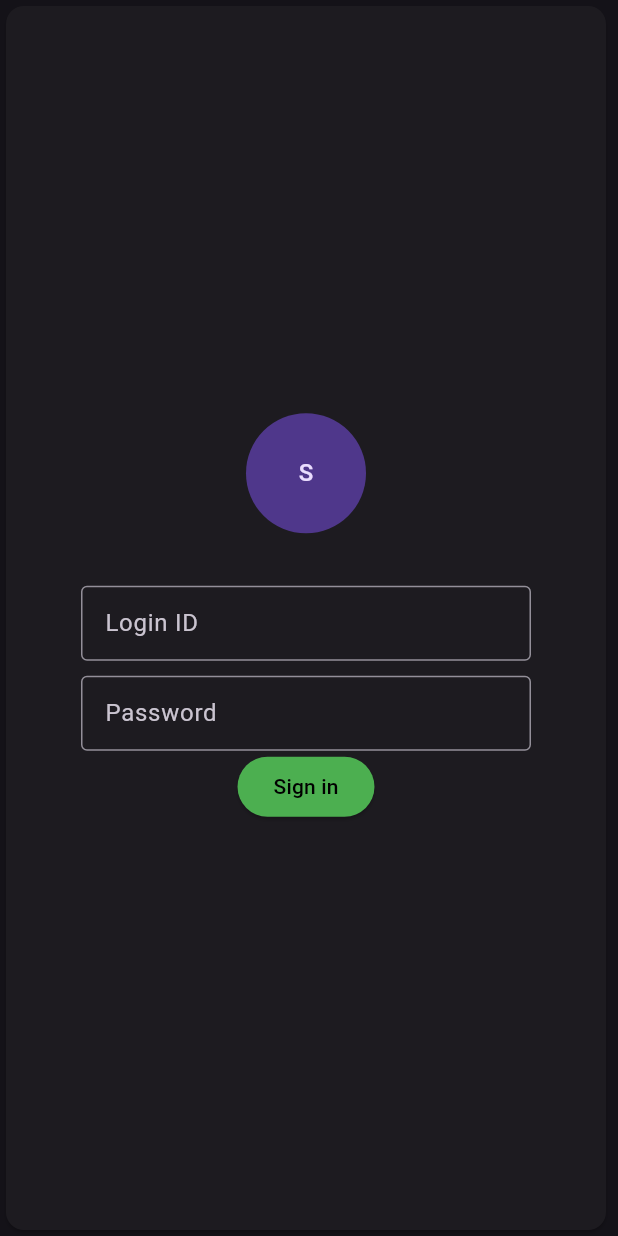
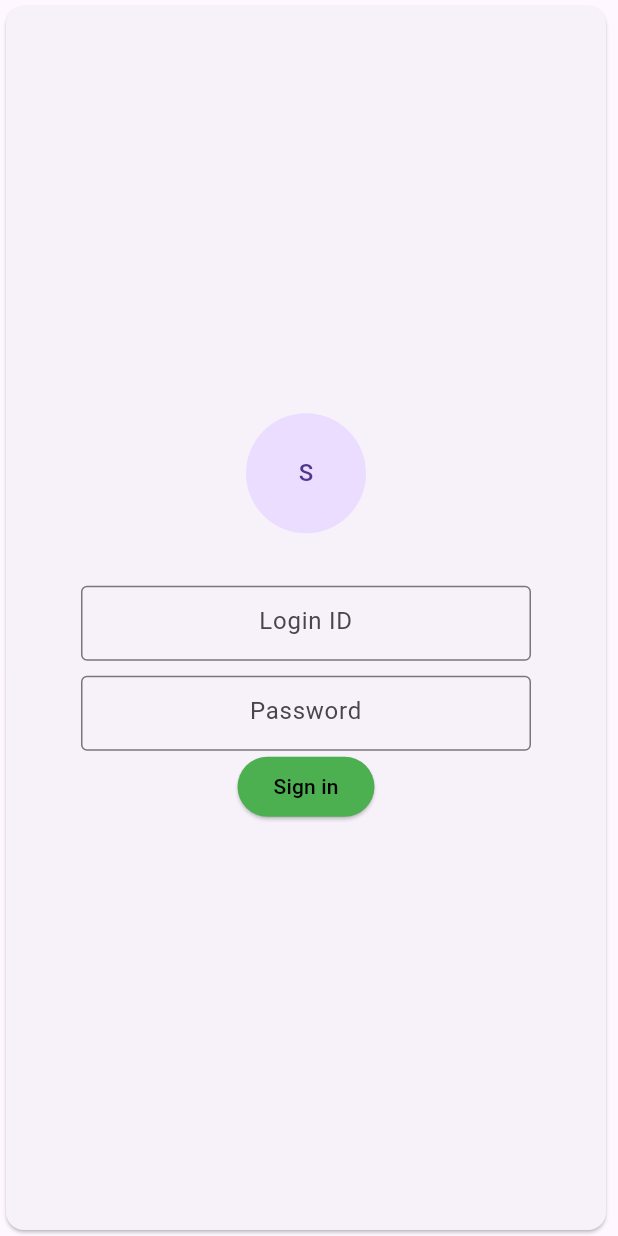
Before and after one commit to saum-1402/WannabeSpotify, a Flutter app: the screen it shows after launch, after a tap on "Sign in", on a phone screen of 412 x 824 dp. Run offline on Flutter 3.47's test engine with Material 3 defaults, Android fonts, the light colour scheme and no system bars; our stand-ins replace audio_video_progress_bar, firebase_auth, firebase_core, just_audio; accounts and stored records are empty; network calls fail.

Commit message:
login done

```diff
--- a/lib/main.dart
+++ b/lib/main.dart
@@ -1,8 +1,19 @@
 import 'package:flutter/material.dart';
 import 'package:spotify/pages/home.dart';
+import 'package:firebase_core/firebase_core.dart';
 import 'package:spotify/pages/login.dart';
 
-void main() {
+void main() async{
+  WidgetsFlutterBinding.ensureInitialized();
+  await Firebase.initializeApp(
+      options: const FirebaseOptions(
+        apiKey: 'AIzaSyCT4jZWDkC1mwffkTgmpiqPKqOEbvifSIs',
+        appId: '844a91d3d0d9ecf829c583',
+        messagingSenderId: '1:248227314106:android:844a91d3d0d9ecf829c583',
+        projectId: 'wannabespotify',
+        storageBucket: 'wannabespotify.appspot.com',
+      )
+  );
   runApp(const MyApp());
 }
 
@@ -16,7 +27,7 @@ class MyApp extends StatelessWidget {
       title: 'Flutter Demo',
       theme: ThemeData(
         primarySwatch: Colors.blue,
-        brightness: Brightness.dark
+        // brightness: Brightness.dark
       ),
       // home: const HomeScreen(),
       home: const LoginPage(),
--- a/lib/pages/login.dart
+++ b/lib/pages/login.dart
@@ -1,5 +1,7 @@
 import 'package:flutter/material.dart';
+import 'package:firebase_auth/firebase_auth.dart';
 import 'package:spotify/pages/home.dart';
+import 'package:spotify/pages/playscreen.dart';
 
 class LoginPage extends StatefulWidget {
   const LoginPage({Key? key}) : super(key: key);
@@ -8,11 +10,14 @@ class LoginPage extends StatefulWidget {
   State<LoginPage> createState() => _LoginPageState();
 }
 
-final TextEditingController logidController = TextEditingController();
-final TextEditingController passwordController = TextEditingController();
 
 
 class _LoginPageState extends State<LoginPage> {
+  final _auth = FirebaseAuth.instance;
+
+  final TextEditingController logidController = TextEditingController();
+  final TextEditingController passwordController = TextEditingController();
+
   @override
   Widget build(BuildContext context) {
     return Scaffold(
@@ -34,11 +39,13 @@ class _LoginPageState extends State<LoginPage> {
                 height: 50,
                 width: 300,
                 child: TextField(
+                  keyboardType: TextInputType.emailAddress,
+                  textAlign: TextAlign.center,
                   controller: logidController,
                   decoration: const InputDecoration(
                     border: OutlineInputBorder(),
-                    hintText: "Enter Login ID",
-                    labelText: "Login ID",
+                    hintText: "Login ID",
+                    alignLabelWithHint: false,
                   ),
                 ),
               ),
@@ -49,12 +56,15 @@ class _LoginPageState extends State<LoginPage> {
                 width: 300,
                 height: 50,
                 child: TextField(
+                  textAlign: TextAlign.center,
+                  // onChanged: (value){
+                  //   password=value         //extracing the strings can also be done using this
+                  // },
                   controller: passwordController,
                   obscureText: true,
                   decoration: const InputDecoration(
                     border: OutlineInputBorder(),
                     hintText: "Password",
-                    labelText: "Password",
                   ),
                 ),
               ),
@@ -62,17 +72,24 @@ class _LoginPageState extends State<LoginPage> {
                 style: const ButtonStyle(
                   backgroundColor: MaterialStatePropertyAll(Colors.green),
                 ),
-                onPressed: (){
-                  // Navigator.push(
-                  //     context,
-                  //     MaterialPageRoute(builder: (context)=> const HomeScreen()),
-                  // );
+                onPressed: () async {
                   print(logidController.text);
+                  print(passwordController.text);
+                  try {
+                    final newSignin = await _auth.createUserWithEmailAndPassword(
+                        email: logidController.text,
+                        password: passwordController.text);
+
+                    if(newSignin!=null){
+                      Navigator.push(context, MaterialPageRoute(builder: (context)=> const HomeScreen()),);
+                    }
+                  } catch (e) {
+                    print(e.toString());
+                  }
                 },
-                child: const Text("Sign in",
-                style: TextStyle(
-                  color: Colors.black
-                ),
+                child: const Text(
+                  "Sign in",
+                  style: TextStyle(color: Colors.black),
                 ),
               ),
             ],
```
Also changed, not shown: pubspec.yaml (+5 -5 lines).
